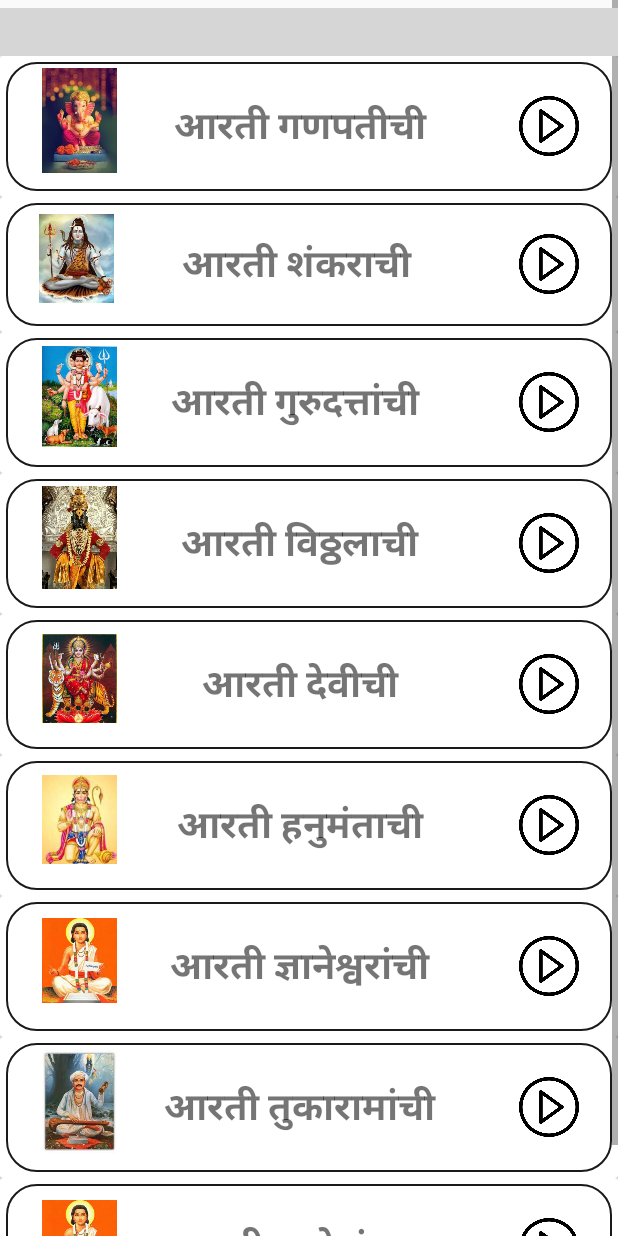
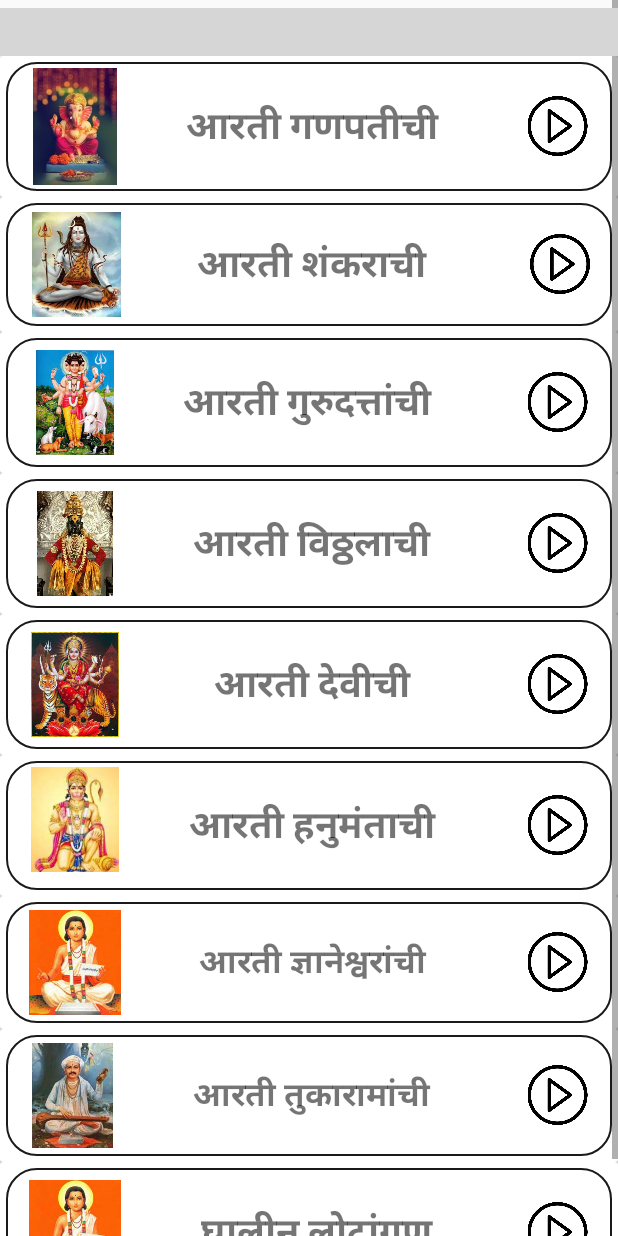
Before and after one commit to thoratharsh/MarathiArti, an Android app: the layout activity_main.xml on its own in the app's theme, with its tools: preview values and no code run, on a phone screen of 412 x 824 dp. Run offline under Robolectric (Android 15) with nearby library versions, the light colour scheme and no system bars; plain views replace Banner; grey boxes are pictures that could not be loaded.

Commit message:
ui bug fixes

```diff
--- a/app/src/main/AndroidManifest.xml
+++ b/app/src/main/AndroidManifest.xml
@@ -17,7 +17,7 @@
                 <action android:name="android.intent.action.VIEW" />
             </intent-filter>
         </activity>
-        <activity android:name=".ArtiDetailedViewActivity" android:parentActivityName=".MainActivity">
+        <activity android:name=".ArtiDetailedViewActivity">
         </activity>
         <meta-data
                 android:name="com.startapp.sdk.APPLICATION_ID"
--- a/app/src/main/res/layout/activity_main.xml
+++ b/app/src/main/res/layout/activity_main.xml
@@ -26,20 +26,20 @@
                         android:background="@drawable/border" android:padding="4dp" android:layout_margin="4dp"
                 >
                     <ImageView
-                            android:layout_width="70dp"
-                            android:layout_height="70dp" app:srcCompat="@drawable/ganapti"
-                            android:id="@+id/imageGanapati" android:layout_gravity="left" android:paddingLeft="20dp"
-                            android:elevation="3dp"/>
+                            android:layout_width="0dp"
+                            app:srcCompat="@drawable/ganapti"
+                            android:id="@+id/imageGanapati" android:layout_gravity="left|fill_vertical"
+                            android:layout_weight="1" android:layout_height="match_parent"
+                            android:layout_marginLeft="10dp"/>
                     <TextView
                             android:text="आरती गणपतीची "
-                            android:layout_width="250dp"
                             android:layout_height="wrap_content" android:id="@+id/textGanapati"
                             android:gravity="center_vertical|center_horizontal"
                             android:textAlignment="gravity" android:textSize="25sp" android:textStyle="bold"
                             android:paddingTop="20dp" android:paddingBottom="20dp"
-                            android:elevation="10dp"/>
+                            android:elevation="10dp" android:layout_width="0dp" android:layout_weight="4"/>
                     <ImageView
-                            android:layout_width="40dp"
+                            android:layout_width="0dp"
                             android:layout_height="40dp" app:srcCompat="@drawable/play"
                             android:id="@+id/playGanapati" android:layout_weight="1" android:layout_gravity="center"/>
                 </LinearLayout>
@@ -53,19 +53,21 @@
                         android:layout_height="match_parent" android:id="@+id/layShankar" android:layout_margin="4dp"
                         android:padding="2dp" android:background="@drawable/border">
                     <ImageView
-                            android:layout_width="70dp"
+                            android:layout_width="0dp"
                             android:layout_height="70dp"
-                            android:id="@+id/imageShankar" android:layout_gravity="left" android:paddingLeft="20dp"
-                            app:srcCompat="@drawable/shankar"/>
+                            android:id="@+id/imageShankar"
+                            app:srcCompat="@drawable/shankar" android:layout_weight="1"
+                            android:layout_marginLeft="10dp" android:layout_gravity="center_vertical"
+                            android:paddingLeft="5dp"/>
                     <TextView
                             android:text="आरती शंकराची "
-                            android:layout_width="250dp"
+                            android:layout_width="0dp"
                             android:layout_height="wrap_content" android:id="@+id/textShankar"
                             android:gravity="center_vertical|center_horizontal"
                             android:textAlignment="gravity" android:textSize="25sp" android:textStyle="bold"
-                            android:paddingTop="20dp" android:paddingBottom="20dp"/>
+                            android:paddingTop="20dp" android:paddingBottom="20dp" android:layout_weight="4"/>
                     <ImageView
-                            android:layout_width="40dp"
+                            android:layout_width="0dp"
                             android:layout_height="40dp" app:srcCompat="@drawable/play"
                             android:id="@+id/playShankar" android:layout_weight="1" android:layout_gravity="center"/>
                 </LinearLayout>
@@ -79,18 +81,19 @@
                         android:layout_height="match_parent" android:id="@+id/layGuruDatta" android:layout_margin="4dp"
                         android:padding="4dp" android:background="@drawable/border">
                     <ImageView
-                            android:layout_width="70dp"
+                            android:layout_width="0dp"
                             android:layout_height="70dp" app:srcCompat="@drawable/datta"
-                            android:id="@+id/imageGuruDatta" android:layout_gravity="left" android:paddingLeft="20dp"/>
+                            android:id="@+id/imageGuruDatta" android:layout_gravity="left|center_vertical"
+                            android:layout_weight="1" android:layout_marginLeft="10dp"/>
                     <TextView
                             android:text="आरती गुरुदत्तांची  "
-                            android:layout_width="250dp"
+                            android:layout_width="0dp"
                             android:layout_height="wrap_content" android:id="@+id/textGuruDatta"
                             android:gravity="center_vertical|center_horizontal"
                             android:textAlignment="gravity" android:textSize="25sp" android:textStyle="bold"
-                            android:paddingTop="20dp" android:paddingBottom="20dp"/>
+                            android:paddingTop="20dp" android:paddingBottom="20dp" android:layout_weight="4"/>
                     <ImageView
-                            android:layout_width="40dp"
+                            android:layout_width="0dp"
                             android:layout_height="40dp" app:srcCompat="@drawable/play"
                             android:id="@+id/playDurudatta" android:layout_weight="1" android:layout_gravity="center"/>
                 </LinearLayout>
@@ -104,18 +107,20 @@
                         android:layout_height="match_parent" android:id="@+id/layVitthal" android:layout_margin="4dp"
                         android:padding="4dp" android:background="@drawable/border">
                     <ImageView
-                            android:layout_width="70dp"
+                            android:layout_width="0dp"
                             android:layout_height="70dp" app:srcCompat="@drawable/vitthal"
-                            android:id="@+id/imageVitthal" android:layout_gravity="left" android:paddingLeft="20dp"/>
+                            android:id="@+id/imageVitthal"
+                            android:layout_weight="1" android:layout_marginLeft="10dp"
+                            android:layout_gravity="center_vertical"/>
                     <TextView
                             android:text="आरती विठ्ठलाची "
-                            android:layout_width="250dp"
+                            android:layout_width="0dp"
                             android:layout_height="wrap_content" android:id="@+id/textVitthal"
                             android:gravity="center_vertical|center_horizontal"
                             android:textAlignment="gravity" android:textSize="25sp" android:textStyle="bold"
-                            android:paddingTop="20dp" android:paddingBottom="20dp"/>
+                            android:paddingTop="20dp" android:paddingBottom="20dp" android:layout_weight="4"/>
                     <ImageView
-                            android:layout_width="40dp"
+                            android:layout_width="0dp"
                             android:layout_height="40dp" app:srcCompat="@drawable/play"
                             android:id="@+id/playVitthal" android:layout_weight="1" android:layout_gravity="center"/>
                 </LinearLayout>
@@ -129,18 +134,19 @@
                         android:layout_height="match_parent" android:id="@+id/layDevi" android:layout_margin="4dp"
                         android:padding="4dp" android:background="@drawable/border">
                     <ImageView
-                            android:layout_width="70dp"
+                            android:layout_width="0dp"
                             android:layout_height="70dp" app:srcCompat="@drawable/devi"
-                            android:id="@+id/imageDevi" android:layout_gravity="left" android:paddingLeft="20dp"/>
+                            android:id="@+id/imageDevi" android:layout_gravity="center_vertical"
+                            android:layout_weight="1" android:layout_marginLeft="10dp"/>
                     <TextView
                             android:text="आरती देवीची "
-                            android:layout_width="250dp"
+                            android:layout_width="0dp"
                             android:layout_height="wrap_content" android:id="@+id/textDevi"
                             android:gravity="center_vertical|center_horizontal"
                             android:textAlignment="gravity" android:textSize="25sp" android:textStyle="bold"
-                            android:paddingTop="20dp" android:paddingBottom="20dp"/>
+                            android:paddingTop="20dp" android:paddingBottom="20dp" android:layout_weight="4"/>
                     <ImageView
-                            android:layout_width="40dp"
+                            android:layout_width="0dp"
                             android:layout_height="40dp" app:srcCompat="@drawable/play"
                             android:id="@+id/playDevi" android:layout_weight="1" android:layout_gravity="center"/>
                 </LinearLayout>
@@ -154,18 +160,19 @@
                         android:layout_height="match_parent" android:id="@+id/layHanuman" android:layout_margin="4dp"
                         android:padding="4dp" android:background="@drawable/border">
                     <ImageView
-                            android:layout_width="70dp"
+                            android:layout_width="0dp"
                             android:layout_height="70dp" app:srcCompat="@drawable/hanuman"
-                            android:id="@+id/imageHanuman" android:layout_gravity="left" android:paddingLeft="20dp"/>
+                            android:id="@+id/imageHanuman" android:layout_gravity="left|fill_vertical"
+                            android:layout_weight="1" android:layout_marginLeft="10dp"/>
                     <TextView
                             android:text="आरती हनुमंताची "
-                            android:layout_width="250dp"
+                            android:layout_width="0dp"
                             android:layout_height="wrap_content" android:id="@+id/textHanuman"
                             android:gravity="center_vertical|center_horizontal"
                             android:textAlignment="gravity" android:textSize="25sp" android:textStyle="bold"
-                            android:paddingTop="20dp" android:paddingBottom="20dp"/>
+                            android:paddingTop="20dp" android:paddingBottom="20dp" android:layout_weight="4"/>
                     <ImageView
-                            android:layout_width="40dp"
+                            android:layout_width="0dp"
                             android:layout_height="40dp" app:srcCompat="@drawable/play"
                             android:id="@+id/playHanuman" android:layout_weight="1" android:layout_gravity="center"/>
                 </LinearLayout>
@@ -181,19 +188,19 @@
                         android:layout_margin="4dp"
                         android:padding="4dp" android:background="@drawable/border">
                     <ImageView
-                            android:layout_width="70dp"
+                            android:layout_width="0dp"
                             android:layout_height="70dp" app:srcCompat="@drawable/dnyaneshwar"
-                            android:id="@+id/imageDnyaneshwar" android:layout_gravity="left"
-                            android:paddingLeft="20dp"/>
+                            android:id="@+id/imageDnyaneshwar" android:layout_gravity="left|center_vertical"
+                            android:layout_weight="1" android:layout_marginLeft="10dp"/>
                     <TextView
                             android:text="आरती ज्ञानेश्वरांची "
-                            android:layout_width="250dp"
+                            android:layout_width="0dp"
                             android:layout_height="wrap_content" android:id="@+id/textDnyaneshwar"
                             android:gravity="center_vertical|center_horizontal"
-                            android:textAlignment="gravity" android:textSize="25sp" android:textStyle="bold"
-                            android:paddingTop="20dp" android:paddingBottom="20dp"/>
+                            android:textAlignment="gravity" android:textSize="22sp" android:textStyle="bold"
+                            android:paddingTop="20dp" android:paddingBottom="20dp" android:layout_weight="4"/>
                     <ImageView
-                            android:layout_width="40dp"
+                            android:layout_width="0dp"
                             android:layout_height="40dp" app:srcCompat="@drawable/play"
                             android:id="@+id/playDnyaneshwar" android:layout_weight="1"
                             android:layout_gravity="center"/>
@@ -209,19 +216,19 @@
                         android:layout_margin="4dp"
                         android:padding="4dp" android:background="@drawable/border">
                     <ImageView
-                            android:layout_width="70dp"
+                            android:layout_width="0dp"
                             android:layout_height="70dp" app:srcCompat="@drawable/tukaram"
-                            android:id="@+id/imageTukaram" android:layout_gravity="left"
-                            android:paddingLeft="20dp"/>
+                            android:id="@+id/imageTukaram" android:layout_gravity="center_vertical"
+                            android:layout_weight="1" android:layout_marginLeft="8dp"/>
                     <TextView
                             android:text="आरती तुकारामांची "
-                            android:layout_width="250dp"
+                            android:layout_width="0dp"
                             android:layout_height="wrap_content" android:id="@+id/textTukaram"
                             android:gravity="center_vertical|center_horizontal"
-                            android:textAlignment="gravity" android:textSize="25sp" android:textStyle="bold"
-                            android:paddingTop="20dp" android:paddingBottom="20dp"/>
+                            android:textAlignment="gravity" android:textSize="22sp" android:textStyle="bold"
+                            android:paddingTop="20dp" android:paddingBottom="20dp" android:layout_weight="4"/>
                     <ImageView
-                            android:layout_width="40dp"
+                            android:layout_width="0dp"
                             android:layout_height="40dp" app:srcCompat="@drawable/play"
                             android:id="@+id/playTukaram" android:layout_weight="1"
                             android:layout_gravity="center"/>
@@ -239,19 +246,21 @@
                         android:padding="4dp" android:background="@drawable/border" android:paddingBottom="10dp"
                         android:layout_marginBottom="10dp">
                     <ImageView
-                            android:layout_width="70dp"
+                            android:layout_width="0dp"
                             android:layout_height="70dp" app:srcCompat="@drawable/dnyaneshwar"
-                            android:id="@+id/imageGhalinLotangan" android:layout_gravity="left"
-                            android:paddingLeft="20dp"/>
+                            android:id="@+id/imageGhalinLotangan"
+                            android:layout_weight="1"
+                            android:layout_gravity="center_vertical|center_horizontal"
+                            android:layout_marginLeft="10dp"/>
                     <TextView
                             android:text="घालीन लोटांगण"
-                            android:layout_width="250dp"
+                            android:layout_width="0dp"
                             android:layout_height="wrap_content" android:id="@+id/textGhalinLotangan"
                             android:gravity="center_vertical|center_horizontal"
                             android:textAlignment="gravity" android:textSize="25sp" android:textStyle="bold"
-                            android:paddingTop="20dp" android:paddingBottom="20dp"/>
+                            android:paddingTop="20dp" android:paddingBottom="20dp" android:layout_weight="4"/>
                     <ImageView
-                            android:layout_width="40dp"
+                            android:layout_width="0dp"
                             android:layout_height="40dp" app:srcCompat="@drawable/play"
                             android:id="@+id/playGhalinLotangan" android:layout_weight="1"
                             android:layout_gravity="center"/>
```
Also changed, not shown: app/src/main/res/drawable/tukaram.jpg.
